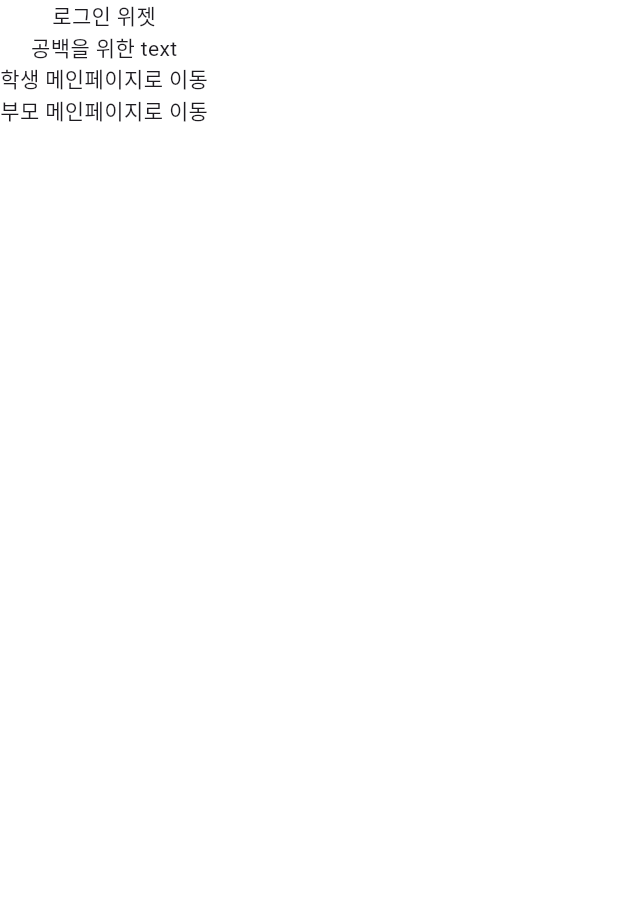
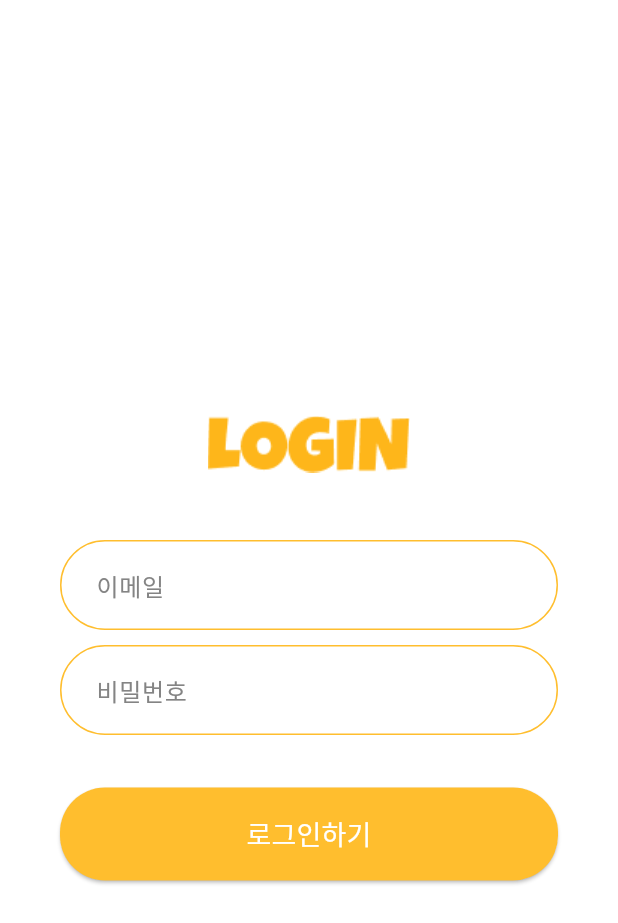
Before and after one commit to LockthePad/PADLOCK, a Flutter app: the screen it shows after launch, on a phone screen of 412 x 824 dp. Shown: the top 923 px of the screen. Run offline on Flutter 3.47's test engine with Material 3 defaults, Android fonts, the light colour scheme and no system bars.

Commit message:
feat: 로그인 UI

```diff
--- /dev/null
+++ b/frontend/padlock_phone/lib/theme/colors.dart
@@ -0,0 +1,17 @@
+import 'package:flutter/material.dart';
+
+class AppColors {
+  static const Color white = Color(0xFFFFFFFF); // 흰색
+  static const Color black = Color(0xFF222222); // 검은색
+  static const Color grey = Color(0xFFD9D9D9); // 회색
+
+  // 기능성 색상
+  static const Color successGreen = Color(0xFF089D00); // 성공 초록색
+  static const Color errorRed = Color(0xFFFF601C); // 오류 빨간색
+
+  // 테마 색상
+  static const Color navy = Color(0xFF282868); // 네이비
+  static const Color lilac = Color(0xFFD0D0E8); // 연보라
+  static const Color yellow = Color(0xFFFFBE2E); // 노랑
+  static const Color paleYellow = Color(0xFFF8D486); // 연노랑
+}
--- a/frontend/padlock_phone/lib/widgets/common/loginScreen/login_widget.dart
+++ b/frontend/padlock_phone/lib/widgets/common/loginScreen/login_widget.dart
@@ -4,6 +4,7 @@
 import 'package:flutter/material.dart';
 import 'package:padlock_phone/screens/parent/par_main_screen.dart';
 import 'package:padlock_phone/screens/student/stu_main_screen.dart';
+import 'package:padlock_phone/theme/colors.dart';
 
 class LoginWidget extends StatelessWidget {
   const LoginWidget({super.key});
@@ -11,38 +12,135 @@ class LoginWidget extends StatelessWidget {
   @override
   Widget build(BuildContext context) {
     return Scaffold(
-      backgroundColor: Colors.white,
       body: Column(
-        mainAxisSize: MainAxisSize.min,
+        mainAxisAlignment: MainAxisAlignment.center,
         children: [
-          Text('로그인 위젯'),
-          Text('공백을 위한 text'),
-          GestureDetector(
-            onTap: () {
-              // 로그인 화면까지 되돌리기 막기 위해서 pushReplacement로 나중에 고쳐야합니다.
+          Padding(
+            padding: const EdgeInsets.symmetric(vertical: 40),
+            child: Image.asset('assets/images/LOGIN.png'),
+          ),
+          Padding(
+            padding: const EdgeInsets.symmetric(horizontal: 40.0, vertical: 5),
+            child: TextField(
+              decoration: InputDecoration(
+                  border: OutlineInputBorder(
+                    borderRadius: BorderRadius.circular(30),
+                  ),
+                  enabledBorder: OutlineInputBorder(
+                    borderRadius: BorderRadius.circular(30),
+                    borderSide: const BorderSide(
+                        color: AppColors.yellow), // 비활성화 시 테두리 색상
+                  ),
+                  focusedBorder: OutlineInputBorder(
+                    borderRadius: BorderRadius.circular(30),
+                    borderSide: const BorderSide(
+                        color: AppColors.yellow, width: 2.0), // 포커스 시 테두리 색상
+                  ),
+                  labelText: '이메일',
+                  labelStyle:
+                      const TextStyle(color: Color.fromRGBO(132, 132, 132, 1)),
+                  contentPadding:
+                      const EdgeInsets.symmetric(horizontal: 20, vertical: 18)),
+            ),
+          ),
+          Padding(
+            padding: const EdgeInsets.symmetric(horizontal: 40.0, vertical: 5),
+            child: TextField(
+              decoration: InputDecoration(
+                border: OutlineInputBorder(
+                  borderRadius: BorderRadius.circular(30),
+                ),
+                enabledBorder: OutlineInputBorder(
+                  borderRadius: BorderRadius.circular(30),
+                  borderSide: const BorderSide(
+                      color: AppColors.yellow), // 비활성화 시 테두리 색상
+                ),
+                focusedBorder: OutlineInputBorder(
+                  borderRadius: BorderRadius.circular(30),
+                  borderSide: const BorderSide(
+                      color: AppColors.yellow, width: 2.0), // 포커스 시 테두리 색상
+                ),
+                labelText: '비밀번호',
+                labelStyle:
+                    const TextStyle(color: Color.fromRGBO(132, 132, 132, 1)),
+                contentPadding:
+                    const EdgeInsets.symmetric(horizontal: 20, vertical: 18),
+              ),
+            ),
+          ),
+          const SizedBox(height: 30),
+          Padding(
+            padding: const EdgeInsets.symmetric(horizontal: 40.0),
+            child: SizedBox(
+              width: double.infinity, // 부모 위젯의 너비를 최대화
+              child: ElevatedButton(
+                onPressed: () {
+                  // 로그인 로직을 여기에 추가
                   Navigator.push(
                     context,
                     MaterialPageRoute(
                       builder: (context) => const StuMainScreen(),
+                      // builder: (context) => const ParMainScreen(),
                     ),
                   );
                 },
-            child: Text('학생 메인페이지로 이동'),
+                style: ElevatedButton.styleFrom(
+                  padding:
+                      const EdgeInsets.symmetric(horizontal: 20, vertical: 18),
+                  shape: RoundedRectangleBorder(
+                    borderRadius: BorderRadius.circular(30),
                   ),
-          GestureDetector(
-            onTap: () {
-              // 로그인 화면까지 되돌리기 막기 위해서 pushReplacement로 나중에 고쳐야합니다.
-              Navigator.push(
-                context,
-                MaterialPageRoute(
-                  builder: (context) => const ParMainScreen(),
+                  backgroundColor: AppColors.yellow, // 버튼 배경색
                 ),
-              );
-            },
-            child: Text('부모 메인페이지로 이동'),
+                child: const Text(
+                  '로그인하기',
+                  style: TextStyle(
+                    fontSize: 18,
+                    color: Colors.white, // 텍스트 색상
                   ),
+                ),
+              ),
+            ),
+          )
         ],
       ),
     );
   }
 }
+
+
+  // @override
+  // Widget build(BuildContext context) {
+  //   return Scaffold(
+  //     backgroundColor: Colors.white,
+  //     body: Column(
+  //       mainAxisSize: MainAxisSize.min,
+  //       children: [
+  //         GestureDetector(
+  //           onTap: () {
+  //             // 로그인 화면까지 되돌리기 막기 위해서 pushReplacement로 나중에 고쳐야합니다.
+  //             Navigator.push(
+  //               context,
+  //               MaterialPageRoute(
+  //                 builder: (context) => const StuMainScreen(),
+  //               ),
+  //             );
+  //           },
+  //           child: const Text('로그인(학생 메인)'),
+  //         ),
+  //         GestureDetector(
+  //           onTap: () {
+  //             // 로그인 화면까지 되돌리기 막기 위해서 pushReplacement로 나중에 고쳐야합니다.
+  //             Navigator.push(
+  //               context,
+  //               MaterialPageRoute(
+  //                 builder: (context) => const ParMainScreen(),
+  //               ),
+  //             );
+  //           },
+  //           child: const Text('로그인 (부모 메인)'),
+  //         ),
+  //       ],
+  //     ),
+  //   );
+  // }
```
Also changed, not shown: frontend/padlock_phone/pubspec.yaml (+3 -6 lines), frontend/padlock_phone/assets/images/LOGIN.png (added). Lines whose indentation alone changed are shown as unchanged.
